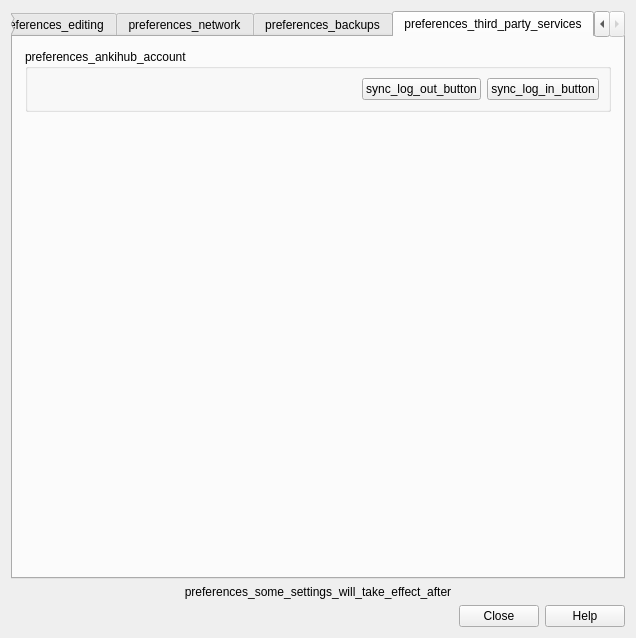
Old version of the form qt/aqt/forms/preferences.ui in the repository ankitects/anki.
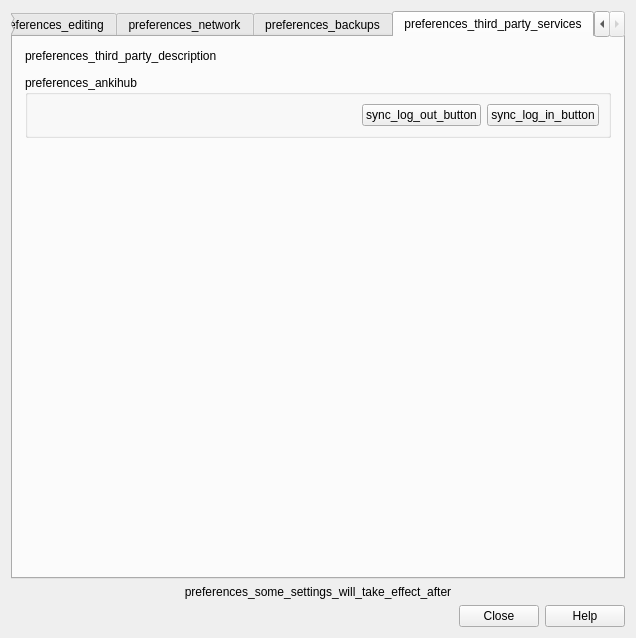
New version of the form. The open tabs and pages were chosen to show the change.

The edit to the form file:
```diff
--- a/qt/aqt/forms/preferences.ui
+++ b/qt/aqt/forms/preferences.ui
@@ -1121,10 +1121,23 @@
          <property name="bottomMargin">
           <number>12</number>
          </property>
+         <item>
+          <widget class="QLabel">
+           <property name="sizePolicy">
+            <sizepolicy hsizetype="Preferred" vsizetype="Preferred">
+             <horstretch>0</horstretch>
+             <verstretch>0</verstretch>
+            </sizepolicy>
+           </property>
+           <property name="text">
+            <string>preferences_third_party_description</string>
+           </property>
+          </widget>
+         </item>
          <item>
           <widget class="QGroupBox" name="groupBox_6">
            <property name="title">
-            <string>preferences_ankihub_account</string>
+            <string>preferences_ankihub</string>
            </property>
            <property name="sizePolicy">
             <sizepolicy hsizetype="Preferred" vsizetype="Fixed">
```
